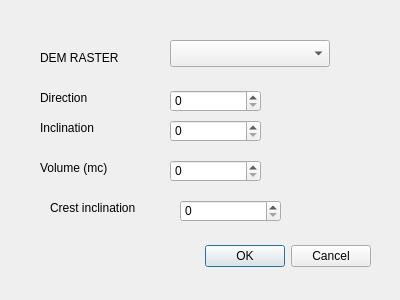
Old version of the form q_landslide_dam_dialog_base.ui in the repository pierluigiderosa/Q-LandslideDam.
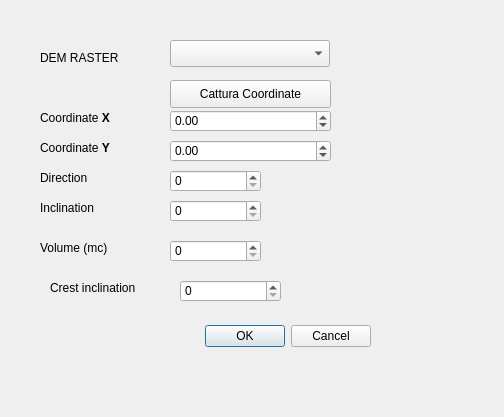
New version of the form. Custom widgets are drawn as their Qt base class.

Commit message: -added button for coordinate capture

The edit to the form file:
```diff
--- a/q_landslide_dam_dialog_base.ui
+++ b/q_landslide_dam_dialog_base.ui
@@ -6,8 +6,8 @@
    <rect>
     <x>0</x>
     <y>0</y>
-    <width>400</width>
-    <height>300</height>
+    <width>504</width>
+    <height>417</height>
    </rect>
   </property>
   <property name="windowTitle">
@@ -17,7 +17,7 @@
    <property name="geometry">
     <rect>
      <x>30</x>
-     <y>240</y>
+     <y>320</y>
      <width>341</width>
      <height>32</height>
     </rect>
@@ -56,7 +56,7 @@
    <property name="geometry">
     <rect>
      <x>40</x>
-     <y>90</y>
+     <y>170</y>
      <width>121</width>
      <height>16</height>
     </rect>
@@ -69,7 +69,7 @@
    <property name="geometry">
     <rect>
      <x>40</x>
-     <y>120</y>
+     <y>200</y>
      <width>121</width>
      <height>16</height>
     </rect>
@@ -82,7 +82,7 @@
    <property name="geometry">
     <rect>
      <x>170</x>
-     <y>90</y>
+     <y>170</y>
      <width>91</width>
      <height>22</height>
     </rect>
@@ -95,7 +95,7 @@
    <property name="geometry">
     <rect>
      <x>170</x>
-     <y>120</y>
+     <y>200</y>
      <width>91</width>
      <height>22</height>
     </rect>
@@ -108,7 +108,7 @@
    <property name="geometry">
     <rect>
      <x>40</x>
-     <y>160</y>
+     <y>240</y>
      <width>81</width>
      <height>16</height>
     </rect>
@@ -121,7 +121,7 @@
    <property name="geometry">
     <rect>
      <x>170</x>
-     <y>160</y>
+     <y>240</y>
      <width>91</width>
      <height>22</height>
     </rect>
@@ -134,7 +134,7 @@
    <property name="geometry">
     <rect>
      <x>50</x>
-     <y>200</y>
+     <y>280</y>
      <width>101</width>
      <height>16</height>
     </rect>
@@ -147,12 +147,89 @@
    <property name="geometry">
     <rect>
      <x>180</x>
-     <y>200</y>
+     <y>280</y>
      <width>101</width>
      <height>22</height>
     </rect>
    </property>
   </widget>
+  <widget class="QPushButton" name="btn_select_point">
+   <property name="geometry">
+    <rect>
+     <x>170</x>
+     <y>80</y>
+     <width>161</width>
+     <height>28</height>
+    </rect>
+   </property>
+   <property name="text">
+    <string>Cattura Coordinate</string>
+   </property>
+  </widget>
+  <widget class="QDoubleSpinBox" name="spin_x">
+   <property name="geometry">
+    <rect>
+     <x>170</x>
+     <y>110</y>
+     <width>161</width>
+     <height>22</height>
+    </rect>
+   </property>
+   <property name="decimals">
+    <number>2</number>
+   </property>
+   <property name="minimum">
+    <double>-99999999.000000000000000</double>
+   </property>
+   <property name="maximum">
+    <double>99999999.000000000000000</double>
+   </property>
+   <property name="singleStep">
+    <double>5.000000000000000</double>
+   </property>
+  </widget>
+  <widget class="QDoubleSpinBox" name="spin_y">
+   <property name="geometry">
+    <rect>
+     <x>170</x>
+     <y>140</y>
+     <width>161</width>
+     <height>22</height>
+    </rect>
+   </property>
+   <property name="minimum">
+    <double>-99999999.000000000000000</double>
+   </property>
+   <property name="maximum">
+    <double>99999999.000000000000000</double>
+   </property>
+  </widget>
+  <widget class="QLabel" name="label_6">
+   <property name="geometry">
+    <rect>
+     <x>40</x>
+     <y>110</y>
+     <width>91</width>
+     <height>16</height>
+    </rect>
+   </property>
+   <property name="text">
+    <string>&lt;html&gt;&lt;head/&gt;&lt;body&gt;&lt;p&gt;Coordinate&lt;span style=&quot; font-weight:600;&quot;&gt; X&lt;/span&gt;&lt;/p&gt;&lt;/body&gt;&lt;/html&gt;</string>
+   </property>
+  </widget>
+  <widget class="QLabel" name="label_7">
+   <property name="geometry">
+    <rect>
+     <x>40</x>
+     <y>140</y>
+     <width>81</width>
+     <height>16</height>
+    </rect>
+   </property>
+   <property name="text">
+    <string>&lt;html&gt;&lt;head/&gt;&lt;body&gt;&lt;p&gt;Coordinate &lt;span style=&quot; font-weight:600;&quot;&gt;Y&lt;/span&gt;&lt;/p&gt;&lt;/body&gt;&lt;/html&gt;</string>
+   </property>
+  </widget>
  </widget>
  <customwidgets>
   <customwidget>
```
The commit also changes 1 other file.
